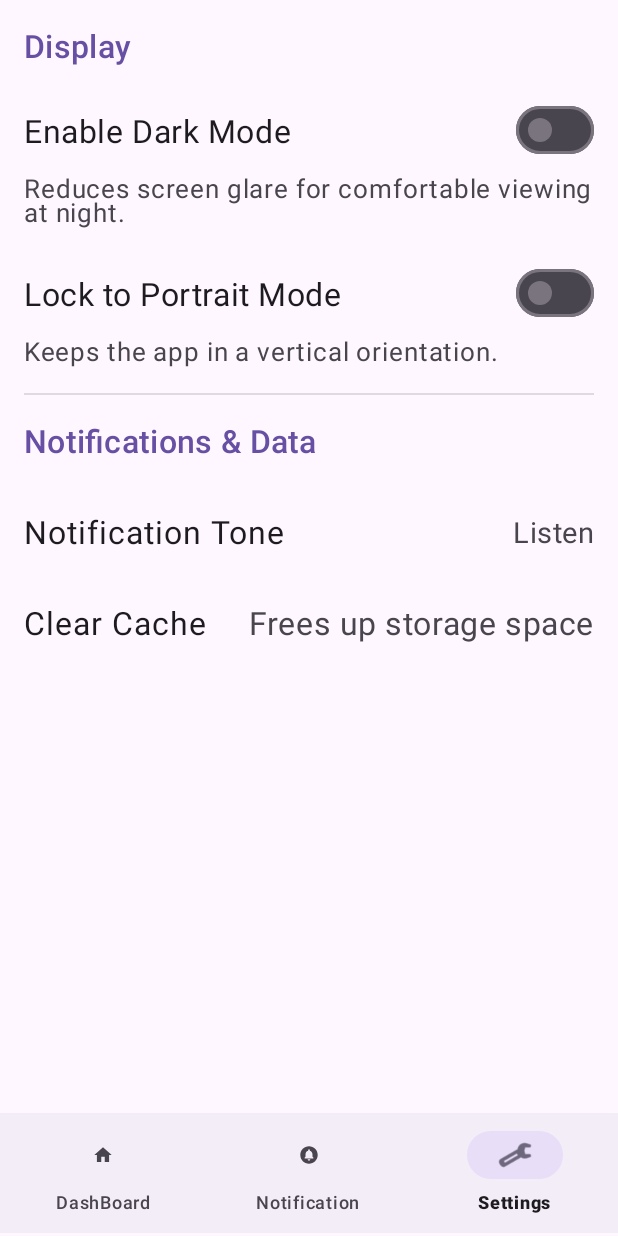
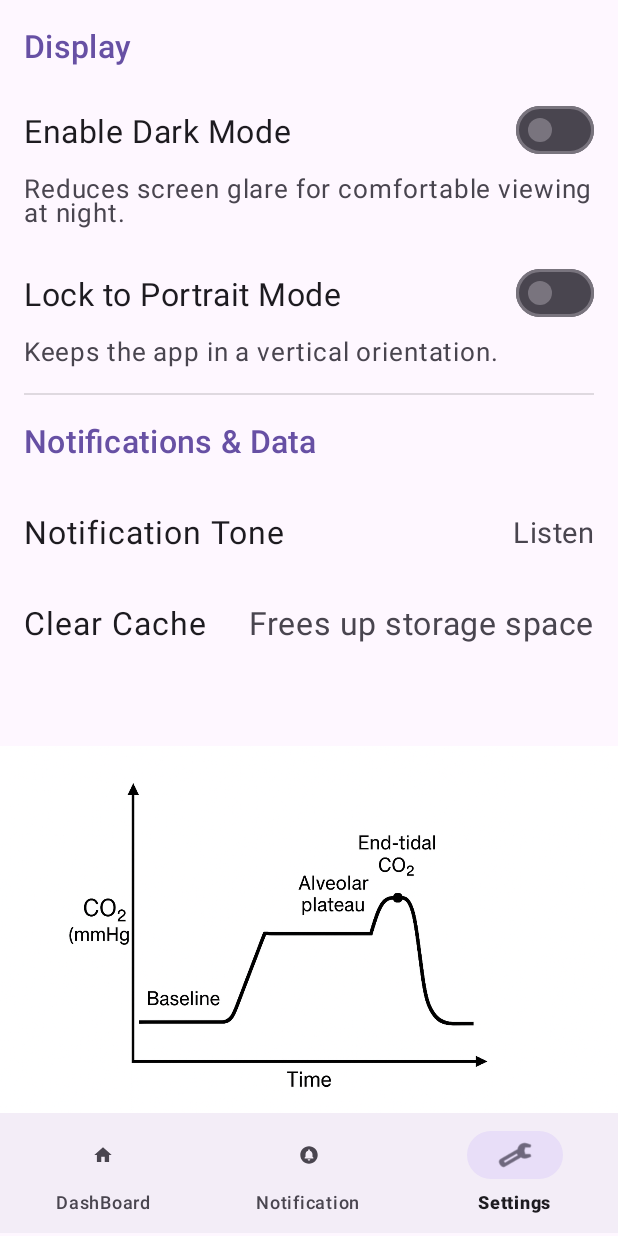
Before and after one commit to JonathanAkabuike0573/LIFE_EnvironmentalSolutions, an Android app: the MainActivity screen opened directly, with no data from a screen before it, item 3 of the bottom bar chosen, on a phone screen of 412 x 824 dp. Run offline under Robolectric (Android 15) with nearby library versions, the phone set to English and light mode, and no system bars.

Commit message:
added image to fragment_settings.xml

```diff
--- a/app/src/main/res/layout/fragment_settings.xml
+++ b/app/src/main/res/layout/fragment_settings.xml
@@ -162,5 +162,11 @@
             android:textSize="21sp" />
     </RelativeLayout>
 
+    <ImageView
+        android:id="@+id/imageView2"
+        android:layout_width="match_parent"
+        android:layout_height="wrap_content"
+        android:src="@drawable/co2reading" />
+
 
 </LinearLayout>
--- a/app/src/main/res/menu/drawer_menu.xml
+++ b/app/src/main/res/menu/drawer_menu.xml
@@ -13,5 +13,9 @@
             android:id="@+id/nav_settings"
             android:title="@string/settings"
             android:icon="@drawable/image"/>
+        <item
+            android:id="@+id/nav_equipment"
+            android:title="Equipment"
+            android:icon="@drawable/image"/>
     </group>
 </menu>
```
